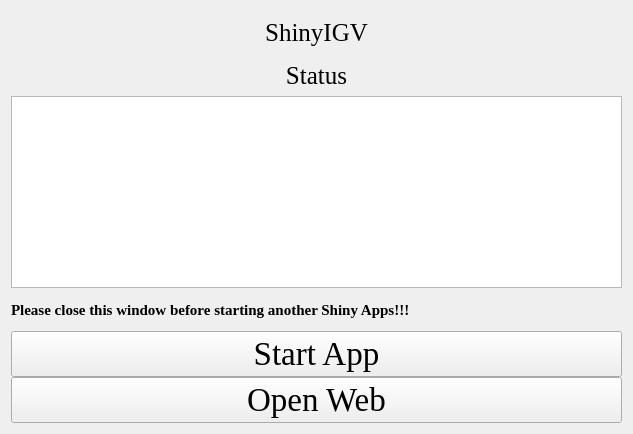
This is ShinyIGV.ui in hzaurzli/MicroWorldOmics as Qt 5 draws it before an edit. The edited form follows.
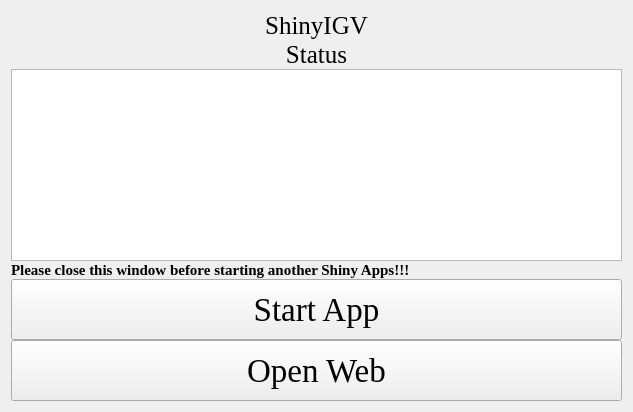
This is the edited form. Icons and pictures are not drawn.

Patch:
```diff
--- a/ShinyIGV.ui
+++ b/ShinyIGV.ui
@@ -7,7 +7,7 @@
     <x>0</x>
     <y>0</y>
     <width>633</width>
-    <height>434</height>
+    <height>412</height>
    </rect>
   </property>
   <property name="windowTitle">
@@ -27,6 +27,12 @@
      </property>
      <item row="0" column="0" colspan="3">
       <widget class="QLabel" name="label">
+       <property name="sizePolicy">
+        <sizepolicy hsizetype="Preferred" vsizetype="Fixed">
+         <horstretch>0</horstretch>
+         <verstretch>0</verstretch>
+        </sizepolicy>
+       </property>
        <property name="font">
         <font>
          <family>Times New Roman</family>
@@ -43,6 +49,12 @@
      </item>
      <item row="3" column="0" colspan="3">
       <widget class="QLabel" name="label_4">
+       <property name="sizePolicy">
+        <sizepolicy hsizetype="Preferred" vsizetype="Fixed">
+         <horstretch>0</horstretch>
+         <verstretch>0</verstretch>
+        </sizepolicy>
+       </property>
        <property name="font">
         <font>
          <family>Times New Roman</family>
@@ -66,6 +78,12 @@
      </item>
      <item row="7" column="0" colspan="3">
       <widget class="QLabel" name="label_3">
+       <property name="sizePolicy">
+        <sizepolicy hsizetype="Preferred" vsizetype="Fixed">
+         <horstretch>0</horstretch>
+         <verstretch>0</verstretch>
+        </sizepolicy>
+       </property>
        <property name="font">
         <font>
          <family>Times New Roman</family>
@@ -81,6 +99,12 @@
      </item>
      <item row="8" column="0" colspan="3">
       <widget class="QPushButton" name="pushButton">
+       <property name="sizePolicy">
+        <sizepolicy hsizetype="Preferred" vsizetype="Preferred">
+         <horstretch>0</horstretch>
+         <verstretch>0</verstretch>
+        </sizepolicy>
+       </property>
        <property name="font">
         <font>
          <family>Times New Roman</family>
@@ -94,6 +118,12 @@
      </item>
      <item row="9" column="0" colspan="3">
       <widget class="QPushButton" name="pushButton_2">
+       <property name="sizePolicy">
+        <sizepolicy hsizetype="Preferred" vsizetype="Preferred">
+         <horstretch>0</horstretch>
+         <verstretch>0</verstretch>
+        </sizepolicy>
+       </property>
        <property name="font">
         <font>
          <family>Times New Roman</family>
```
